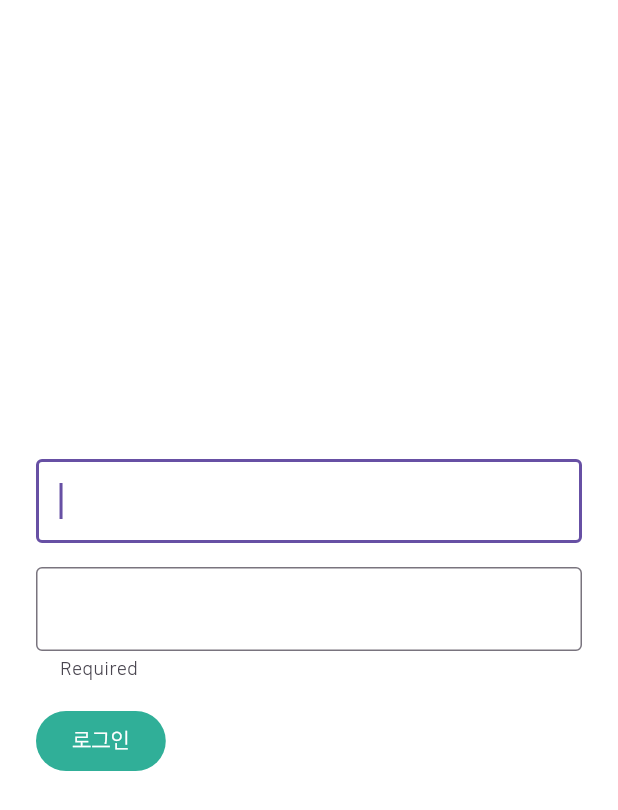
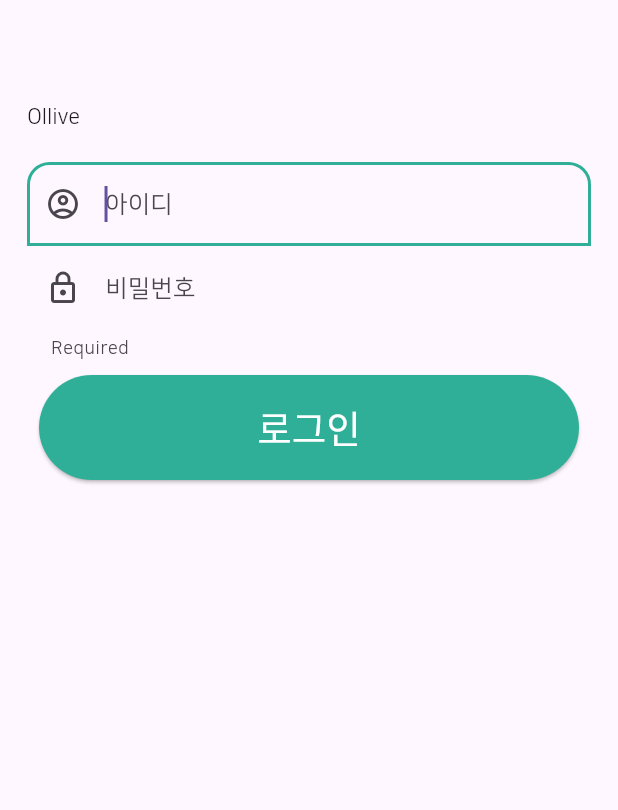
Before and after one commit to Ollive-88/front, a Flutter app: the LoginScreen screen opened by its route, on a phone screen of 412 x 824 dp. Shown: the top 810 px of the screen. Run offline on Flutter 3.47's test engine with Material 3 defaults, Android fonts, the phone set to English and light mode, and no system bars; our stand-ins replace dio, get, image_picker; network calls fail.

Commit message:
Design: 로그인 화면 UI 변경

```diff
--- a/ollive_front/lib/screens/user/login_screen.dart
+++ b/ollive_front/lib/screens/user/login_screen.dart
@@ -1,9 +1,4 @@
-import 'dart:convert';
-
-import 'package:dio/dio.dart';
 import 'package:flutter/material.dart';
-import 'package:flutter_secure_storage/flutter_secure_storage.dart';
-import 'package:ollive_front/models/user/user_model.dart';
 
 class LoginScreen extends StatefulWidget {
   const LoginScreen({super.key});
@@ -13,177 +8,234 @@ class LoginScreen extends StatefulWidget {
 }
 
 class _LoginScreenState extends State<LoginScreen> {
-  Map<String, dynamic> info = {'id': 'hi', 'password': 'hi'};
+  // Map<String, dynamic> info = {'id': 'hi', 'password': 'hi'};
 
-  final Login _userInfo = Login.fromUserInput();
-  bool _formChanged = false; // 폼의 UI 상태 관리
-  // 폼의 현재 상태 관리
+  // final Login _userInfo = Login.fromUserInput();
+  // bool _formChanged = false; // 폼의 UI 상태 관리
+  // // 폼의 현재 상태 관리
   final GlobalKey<FormState> _formKey = GlobalKey<FormState>();
-  late FocusNode focusNode;
+  // late FocusNode focusNode;
 
-  static const storage =
-      FlutterSecureStorage(); // FlutterSecureStorage를 storage로 저장
-  dynamic userInfo = ''; // storage에 있는 유저 정보를 저장
+  // static const storage =
+  //     FlutterSecureStorage(); // FlutterSecureStorage를 storage로 저장
+  // dynamic userInfo = ''; // storage에 있는 유저 정보를 저장
 
-  @override
-  void initState() {
-    super.initState();
-    focusNode = FocusNode(); // 포커스 노드 관리
-    // 비동기로 flutter secure storage 정보를 불러오는 작업
-    WidgetsBinding.instance.addPostFrameCallback((_) {
-      _asyncMethod();
-    });
-  }
+  // @override
+  // void initState() {
+  //   super.initState();
+  //   focusNode = FocusNode(); // 포커스 노드 관리
+  //   // 비동기로 flutter secure storage 정보를 불러오는 작업
+  //   WidgetsBinding.instance.addPostFrameCallback((_) {
+  //     _asyncMethod();
+  //   });
+  // }
 
   @override
   Widget build(BuildContext context) {
-    return SafeArea(
-      child: Center(
-        child: Padding(
-          padding: const EdgeInsets.all(8.0),
-          child: Column(
-            mainAxisAlignment: MainAxisAlignment.center,
-            children: [
-              Padding(
-                padding: const EdgeInsets.all(8.0),
-                child: Form(
-                  key: _formKey,
-                  onChanged: _onFormChange, // 폼 필드가 바뀌면 호출
-                  child: Column(
+    final ButtonStyle buttonStyle = ElevatedButton.styleFrom(
+      backgroundColor: const Color(0xFF30AF98),
+      minimumSize: const Size(360, 70),
+      foregroundColor: Colors.white,
+      textStyle: const TextStyle(
+        fontSize: 25,
+      ),
+    );
+
+    const OutlineInputBorder userIdOutlineInputBorder = OutlineInputBorder(
+      borderSide: BorderSide(
+        color: Color(0xFF30AF98),
+      ),
+      borderRadius: BorderRadius.only(
+        bottomLeft: Radius.circular(15),
+        bottomRight: Radius.circular(15),
+      ),
+    );
+
+    return Scaffold(
+      body: SafeArea(
+        child: Center(
+          child: Padding(
+            padding: const EdgeInsets.all(8.0),
+            child: Column(
+              mainAxisAlignment: MainAxisAlignment.start,
+              children: [
+                const SizedBox(
+                  height: 50,
+                ),
+                const Padding(
+                  padding: EdgeInsets.all(10.0),
+                  child: Row(
                     children: [
-                      Padding(
-                        padding: const EdgeInsets.all(8.0),
-                        child: TextFormField(
-                          onSaved: (String? val) => _userInfo.userId = val!,
+                      Text('Ollive'),
+                    ],
+                  ),
+                ),
+                Padding(
+                  padding: const EdgeInsets.all(10.0),
+                  child: Form(
+                    key: _formKey,
+                    // onChanged: _onFormChange, // 폼 필드가 바뀌면 호출
+                    child: Column(
+                      children: <Widget>[
+                        TextFormField(
+                          // onSaved: (String? val) => _userInfo.userId = val!,
                           decoration: const InputDecoration(
-                            border: OutlineInputBorder(),
+                            prefixIcon: Icon(Icons.account_circle_outlined),
+                            hintText: '아이디',
+                            focusedBorder: OutlineInputBorder(
+                              borderSide: BorderSide(
+                                color: Color(0xFF30AF98),
+                                width: 2,
+                              ),
+                              borderRadius: BorderRadius.only(
+                                topLeft: Radius.circular(15),
+                                topRight: Radius.circular(15),
+                              ),
+                            ),
+                            border: OutlineInputBorder(
+                              borderSide: BorderSide.none,
+                              borderRadius: BorderRadius.only(
+                                topLeft: Radius.circular(15),
+                                topRight: Radius.circular(15),
+                              ),
+                            ),
                           ),
                           autofocus: true, // 이 페이지로 이동했을 때, 자동 포커스
                           // 폼 내용 바꾸기 전에는 실행 X
-                          autovalidateMode: _formChanged
-                              ? AutovalidateMode.always
-                              : AutovalidateMode.disabled,
-                          validator: (String? val) {
-                            if (val!.isEmpty) {
-                              return "Field cannot be left blank";
-                            }
-                            return null;
-                          },
+                          // autovalidateMode: _formChanged
+                          //     ? AutovalidateMode.always
+                          //     : AutovalidateMode.disabled,
+                          // validator: (String? val) {
+                          //   if (val!.isEmpty) {
+                          //     return "Field cannot be left blank";
+                          //   }
+                          //   return null;
+                          // },
                         ),
-                      ),
-                      Padding(
-                        padding: const EdgeInsets.all(8.0),
-                        child: TextFormField(
-                          onSaved: (String? val) => _userInfo.password = val!,
+                        TextFormField(
+                          // onSaved: (String? val) => _userInfo.password = val!,
                           decoration: const InputDecoration(
-                            border: OutlineInputBorder(),
+                            prefixIcon: Icon(Icons.lock_outlined),
+                            hintText: '비밀번호',
+                            focusedBorder: OutlineInputBorder(
+                              borderSide: BorderSide(
+                                color: Color(0xFF30AF98),
+                                width: 2,
+                              ),
+                              borderRadius: BorderRadius.only(
+                                bottomLeft: Radius.circular(15),
+                                bottomRight: Radius.circular(15),
+                              ),
+                            ),
+                            border: OutlineInputBorder(
+                              borderSide: BorderSide.none,
+                              borderRadius: BorderRadius.only(
+                                bottomLeft: Radius.circular(15),
+                                bottomRight: Radius.circular(15),
+                              ),
+                            ),
                             helperText: 'Required',
                           ),
-                          autovalidateMode: _formChanged
-                              ? AutovalidateMode.always
-                              : AutovalidateMode.disabled,
-                          validator: (String? val) {
-                            if (val!.isEmpty) {
-                              return "Field cannot be left blank";
-                            }
-                            return null;
-                          },
+                          // autovalidateMode: _formChanged
+                          //     ? AutovalidateMode.always
+                          //     : AutovalidateMode.disabled,
+                          // validator: (String? val) {
+                          //   if (val!.isEmpty) {
+                          //     return "Field cannot be left blank";
+                          //   }
+                          //   return null;
+                          // },
                         ),
-                      ),
-                      Row(
-                        children: [
-                          Padding(
-                            padding: const EdgeInsets.all(8.0),
-                            child: ElevatedButton(
-                              style: const ButtonStyle(
-                                backgroundColor: MaterialStatePropertyAll(
-                                  Color(0xFF30AF98),
-                                ),
-                              ),
-                              onPressed: _formChanged
-                                  ? () {
-                                      if (_formKey.currentState!.validate()) {
-                                        _formKey.currentState!.save();
-                                        loginAction(
-                                          _userInfo.userId,
-                                          _userInfo.password,
-                                        );
+                        const SizedBox(
+                          height: 10,
+                        ),
+                        Row(
+                          mainAxisAlignment: MainAxisAlignment.center,
+                          children: [
+                            ElevatedButton(
+                              style: buttonStyle,
+                              onPressed: () {},
+                              // onPressed: _formChanged
+                              //     ? () {
+                              //         if (_formKey.currentState!.validate()) {
+                              //           _formKey.currentState!.save();
+                              //           loginAction(
+                              //             _userInfo.userId,
+                              //             _userInfo.password,
+                              //           );
 
-                                        // 다음 페이지로 이동시키기 (pushedName으로 바꾸기)
-                                        Navigator.pop(context);
-                                      } else {
-                                        FocusScope.of(context)
-                                            .requestFocus(focusNode);
-                                      }
-                                    }
-                                  // 폼이 변하지 않았다면 버튼 비활성화
-                                  : null,
+                              //           // 다음 페이지로 이동시키기 (pushedName으로 바꾸기)
+                              //           Navigator.pop(context);
+                              //         } else {
+                              //           FocusScope.of(context)
+                              //               .requestFocus(focusNode);
+                              //         }
+                              //       }
+                              //     // 폼이 변하지 않았다면 버튼 비활성화
+                              //     : null,
                               child: const Text(
                                 '로그인',
-                                style: TextStyle(
-                                  color: Colors.white,
-                                ),
                               ),
                             ),
-                          )
-                        ],
-                      )
-                    ],
+                          ],
+                        )
+                      ],
+                    ),
                   ),
-                ),
-              )
-            ],
+                )
+              ],
+            ),
           ),
         ),
       ),
     );
   }
 
-  void _onFormChange() {
-    // 참이면 setState를 호출하지 않아서 플러터가 폼 다시 그리지 않도록 방지
-    if (_formChanged) return;
-    setState(() {
-      // _formChanged에 의존하는 위젯을 다시 그리도록 지시
-      _formChanged = true;
-    });
-  }
+  // void _onFormChange() {
+  //   // 참이면 setState를 호출하지 않아서 플러터가 폼 다시 그리지 않도록 방지
+  //   if (_formChanged) return;
+  //   setState(() {
+  //     // _formChanged에 의존하는 위젯을 다시 그리도록 지시
+  //     _formChanged = true;
+  //   });
+  // }
 
-  _asyncMethod() async {
-    // read 함수로 key값에 맞는 정보를 불러오고 데이터타입은 String 타입
-    // 데이터가 없을때는 null을 반환
-    userInfo = await storage.read(key: 'login');
+  // _asyncMethod() async {
+  //   // read 함수로 key값에 맞는 정보를 불러오고 데이터타입은 String 타입
+  //   // 데이터가 없을때는 null을 반환
+  //   userInfo = await storage.read(key: 'login');
 
-    // user의 정보가 있다면 로그인 후 들어가는 첫 페이지로 넘어가게 합니다.
-    if (userInfo != null) {
-      Navigator.pushNamed(context, '/main');
-    } else {
-      print('로그인이 필요합니다');
-    }
-  }
+  //   // user의 정보가 있다면 로그인 후 들어가는 첫 페이지로 넘어가게 합니다.
+  //   if (userInfo != null) {
+  //     Navigator.pushNamed(context, '/main');
+  //   } else {
+  //     print('로그인이 필요합니다');
+  //   }
+  // }
 
-  // 로그인 버튼 누르면 실행
-  loginAction(userId, password) async {
-    try {
-      var dio = Dio();
-      var param = {'user_id': '$userId', 'password': '$password'};
+  // // 로그인 버튼 누르면 실행
+  // loginAction(userId, password) async {
+  //   try {
+  //     var dio = Dio();
+  //     var param = {'user_id': '$userId', 'password': '$password'};
 
-      // API URL 바꾸기
-      Response response = await dio.post('로그인 API URL', data: param);
+  //     // API URL 바꾸기
+  //     Response response = await dio.post('로그인 API URL', data: param);
 
-      if (response.statusCode == 200) {
-        final jsonBody = jsonDecode(response.data);
-        var val = Login.fromJson(jsonBody);
+  //     if (response.statusCode == 200) {
+  //       final jsonBody = jsonDecode(response.data);
+  //       var val = Login.fromJson(jsonBody);
 
-        await storage.write(
-          key: 'login',
-          value: jsonEncode(val.toJson()),
-        );
-        return true;
-      } else {
-        return false;
-      }
-    } catch (e) {
-      return false;
-    }
-  }
+  //       await storage.write(
+  //         key: 'login',
+  //         value: jsonEncode(val.toJson()),
+  //       );
+  //       return true;
+  //     } else {
+  //       return false;
+  //     }
+  //   } catch (e) {
+  //     return false;
+  //   }
+  // }
 }
```
